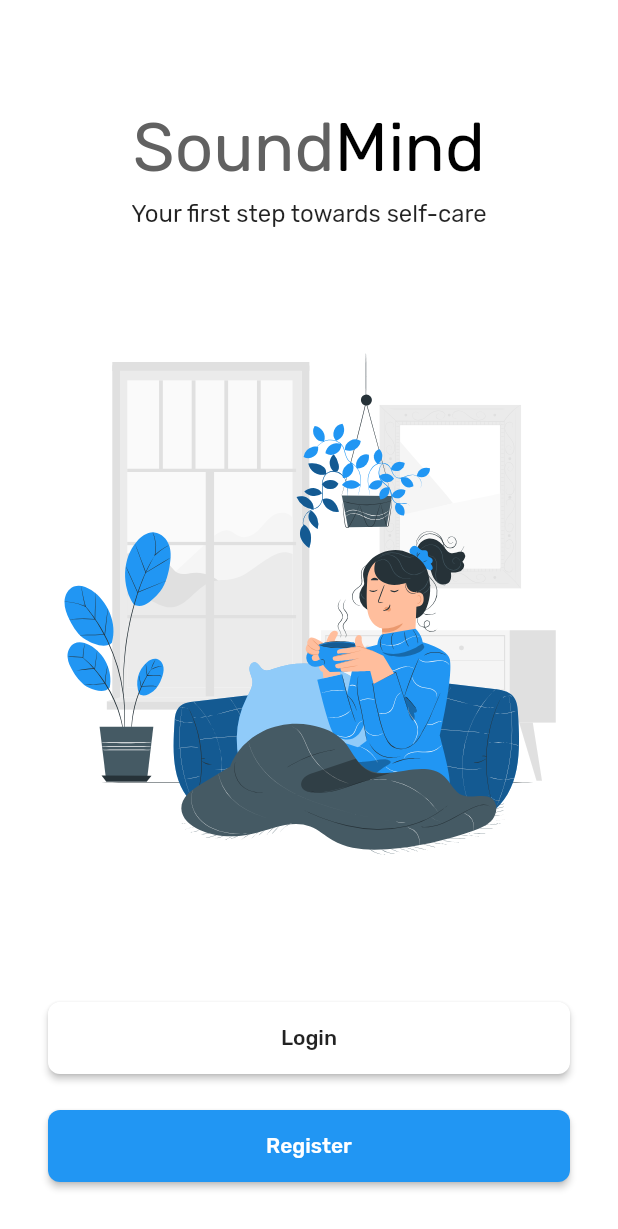
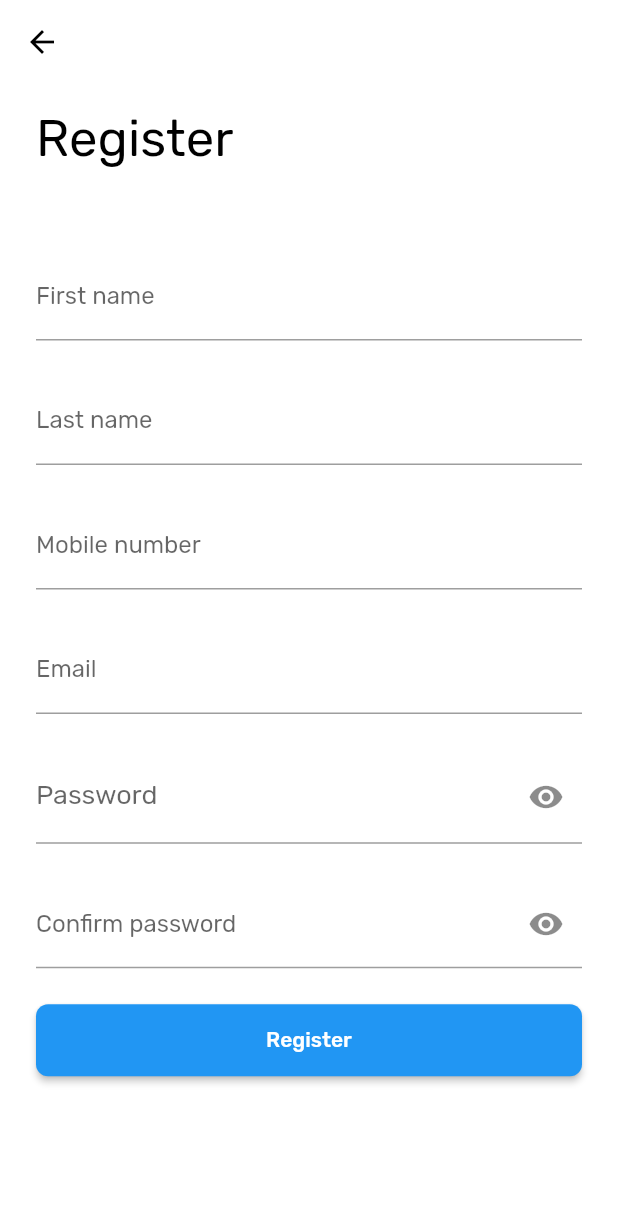
Before and after one commit to deepu513/greycells, a Flutter app: the screen it shows after launch, after a tap on "Register", on a phone screen of 412 x 824 dp. Shown: the top 1229 px of the screen. Run offline on Flutter 3.47's test engine with Material 2 defaults, Android fonts, the phone set to English and light mode, and no system bars; our stand-ins replace bloc, equatable, flutter_bloc, flutter_svg, shared_preferences; generated files the repository leaves out were written again.

Commit message:
Added registration page

```diff
--- a/lib/constants/route_name.dart
+++ b/lib/constants/route_name.dart
@@ -1,5 +1,6 @@
 abstract class RouteName {
   static const INITIAL = '/';
-  static const LOGIN = '/login';
+  static const LOGIN = "/login";
+  static const REGISTER = "/register";
   static const HOME = "/home";
 }
--- a/lib/constants/strings.dart
+++ b/lib/constants/strings.dart
@@ -10,4 +10,8 @@ class Strings {
   static const sound = "Sound";
   static const mind = "Mind";
   static const subtitle = "Your first step towards self-care";
+  static const firstName = "First name";
+  static const lastName = "Last name";
+  static const mobileNumber = "Mobile number";
+  static const confirmPassword = "Confirm password";
 }
--- a/lib/route/route_generator.dart
+++ b/lib/route/route_generator.dart
@@ -3,6 +3,7 @@ import 'package:flutter/material.dart';
 import 'package:mental_health/constants/route_name.dart';
 import 'package:mental_health/view/pages/home_page.dart';
 import 'package:mental_health/view/pages/login_page.dart';
+import 'package:mental_health/view/pages/register_page.dart';
 import 'package:mental_health/view/pages/welcome_page.dart';
 
 class RouteGenerator {
@@ -19,6 +20,8 @@ class RouteGenerator {
         return MaterialPageRoute(builder: (_) => WelcomePage());
       case RouteName.LOGIN:
         return fadeThrough(LoginPage());
+      case RouteName.REGISTER:
+        return fadeThrough(RegisterPage());
       case RouteName.HOME:
         return fadeThrough(HomePage());
 
--- a/lib/view/pages/login_page.dart
+++ b/lib/view/pages/login_page.dart
@@ -30,7 +30,6 @@ class LoginPage extends StatelessWidget {
               maxLines: 1,
               decoration: InputDecoration(
                 labelText: Strings.email,
-                labelStyle: TextStyle(fontSize: 16.0),
               ),
               autofocus: false,
               keyboardType: TextInputType.emailAddress,
@@ -43,7 +42,6 @@ class LoginPage extends StatelessWidget {
               style: TextStyle(fontSize: 18.0),
               decoration: InputDecoration(
                   labelText: Strings.password,
-                  labelStyle: TextStyle(fontSize: 16.0),
                   suffixIcon: Icon(
                     Icons.visibility,
                   )),
--- /dev/null
+++ b/lib/view/pages/register_page.dart
@@ -0,0 +1,126 @@
+import 'package:flutter/material.dart';
+import 'package:mental_health/constants/strings.dart';
+
+class RegisterPage extends StatelessWidget {
+  @override
+  Widget build(BuildContext context) {
+    return Scaffold(
+      appBar: AppBar(
+        elevation: 0.0,
+        backgroundColor: Colors.white,
+        iconTheme: IconThemeData(color: Colors.black),
+        brightness: Brightness.light,
+      ),
+      body: SafeArea(
+        child: SingleChildScrollView(
+          padding: EdgeInsets.fromLTRB(24.0, 16.0, 24.0, 16.0),
+          child: Column(
+            crossAxisAlignment: CrossAxisAlignment.start,
+            children: <Widget>[
+              Text(
+                Strings.register,
+                style: Theme.of(context)
+                    .textTheme
+                    .headline4
+                    .copyWith(color: Colors.black, fontWeight: FontWeight.w400),
+              ),
+              SizedBox(
+                height: 56.0,
+              ),
+              TextField(
+                maxLines: 1,
+                decoration: InputDecoration(
+                  labelText: Strings.firstName,
+                ),
+                autofocus: false,
+                keyboardType: TextInputType.text,
+              ),
+              SizedBox(
+                height: 24.0,
+              ),
+              TextField(
+                maxLines: 1,
+                decoration: InputDecoration(
+                  labelText: Strings.lastName,
+                ),
+                autofocus: false,
+                keyboardType: TextInputType.text,
+              ),
+              SizedBox(
+                height: 24.0,
+              ),
+              TextField(
+                maxLines: 1,
+                decoration: InputDecoration(
+                  labelText: Strings.mobileNumber,
+                ),
+                autofocus: false,
+                keyboardType: TextInputType.phone,
+              ),
+              SizedBox(
+                height: 24.0,
+              ),
+              TextField(
+                maxLines: 1,
+                decoration: InputDecoration(
+                  labelText: Strings.email,
+                ),
+                autofocus: false,
+                keyboardType: TextInputType.emailAddress,
+              ),
+              SizedBox(
+                height: 24.0,
+              ),
+              TextField(
+                maxLines: 1,
+                style: TextStyle(fontSize: 18.0),
+                decoration: InputDecoration(
+                    labelText: Strings.password,
+                    suffixIcon: Icon(
+                      Icons.visibility,
+                    )),
+                autofocus: false,
+                obscureText: true,
+                keyboardType: TextInputType.text,
+              ),
+              SizedBox(
+                height: 24.0,
+              ),
+              TextField(
+                maxLines: 1,
+                decoration: InputDecoration(
+                  labelText: Strings.confirmPassword,
+                    suffixIcon: Icon(
+                      Icons.visibility,
+                    ),
+                ),
+                autofocus: false,
+                obscureText: true,
+                keyboardType: TextInputType.text,
+              ),
+              SizedBox(
+                height: 24.0,
+              ),
+              ButtonTheme(
+                minWidth: double.infinity,
+                height: 48.0,
+                child: RaisedButton(
+                  onPressed: () => {},
+                  shape: RoundedRectangleBorder(
+                      borderRadius: BorderRadius.circular(8.0)),
+                  child: Text(
+                    Strings.register,
+                    style: Theme.of(context)
+                        .textTheme
+                        .button
+                        .copyWith(color: Colors.white),
+                  ),
+                ),
+              ),
+            ],
+          ),
+        ),
+      ),
+    );
+  }
+}
--- a/lib/view/pages/welcome_page.dart
+++ b/lib/view/pages/welcome_page.dart
@@ -146,7 +146,7 @@ class _WelcomePageState extends State<WelcomePage>
                   height: 48.0,
                   child: RaisedButton(
                     onPressed: () => {
-
+                      Navigator.pushNamed(context, RouteName.REGISTER)
                     },
                     shape: RoundedRectangleBorder(
                         borderRadius: BorderRadius.circular(8.0)),
```
